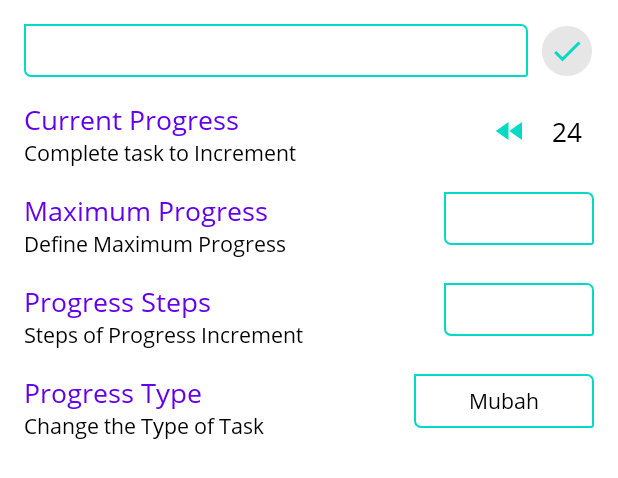
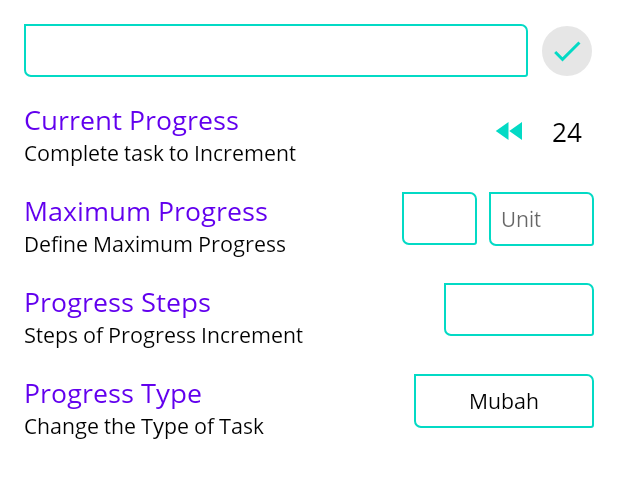
Before and after one commit to fcat97/Mohaasaba, an Android app: the layout fragment_edit_task.xml on its own in the app's theme, with its tools: preview values and no code run, on a phone screen of 412 x 824 dp. Shown: the top 478 px of the screen. Run offline under Robolectric (Android 15) with nearby library versions, the phone set to English and light mode, and no system bars.

Commit message:
Bug Fixed

```diff
--- a/app/build.gradle
+++ b/app/build.gradle
@@ -14,7 +14,7 @@ android {
         versionName '0.3.52'
 
         testInstrumentationRunner "androidx.test.runner.AndroidJUnitRunner"
-        versionNameSuffix '_750146b_beta'
+        versionNameSuffix '_ed95eed_beta'
     }
 
     buildTypes {
--- a/app/src/main/java/com/example/mohaasaba/activities/MainActivity.java
+++ b/app/src/main/java/com/example/mohaasaba/activities/MainActivity.java
@@ -154,6 +154,7 @@ public class MainActivity extends AppCompatActivity implements FragmentMainActiv
      * */
     private void removeAttachments(Schedule schedule) throws ExecutionException, InterruptedException {
         if (schedule.getNoteID() != null) mScheduleViewModel.deleteNote(schedule.getNoteID());
+        scheduleNotifications();
     }
 
     public void openAddScheduleActivity(View view) {
--- a/app/src/main/java/com/example/mohaasaba/database/Task.java
+++ b/app/src/main/java/com/example/mohaasaba/database/Task.java
@@ -26,13 +26,14 @@ public class Task implements Parcelable, Serializable {
     public float currentProgress;
     public float step;
     public int priority;
-
+    public String unit;
 
     // Public Constructor
     public Task(String text) {
         this.text = text;
         this.maxProgress = 1.0f;
         this.currentProgress = 0f;
+        this.unit = "";
         this.step = 1.0f;
         this.priority = 1;
         this.commitDate = Calendar.getInstance().getTimeInMillis();
--- a/app/src/main/java/com/example/mohaasaba/fragment/FragmentEditReminder.java
+++ b/app/src/main/java/com/example/mohaasaba/fragment/FragmentEditReminder.java
@@ -52,7 +52,7 @@ public class FragmentEditReminder extends BottomSheetDialogFragment {
     public void onViewCreated(@NonNull View view, @Nullable Bundle savedInstanceState) {
         super.onViewCreated(view, savedInstanceState);
 
-        reminderTitleEditText.setText(notify.message);
+        if (! notify.message.trim().isEmpty()) reminderTitleEditText.setText(notify.message);
         reminderHourEditText.setText(String.valueOf(notify.notificationHour));
         reminderMinuteEditText.setText(String.valueOf(notify.notificationMinute));
 
@@ -72,6 +72,7 @@ public class FragmentEditReminder extends BottomSheetDialogFragment {
                 if (notify.notificationHour < 0) notify.notificationHour = 0;
                 if (notify.notificationMinute >= 60) notify.notificationMinute = 59;
                 if (notify.notificationMinute < 0) notify.notificationMinute = 0;
+                if (notify.repeatMinute > 0 && notify.repeatMinute < 15) notify.repeatMinute = 15;
 
                 listeners.onConfirm();
                 dismiss();
--- a/app/src/main/res/layout/fragment_edit_task.xml
+++ b/app/src/main/res/layout/fragment_edit_task.xml
@@ -102,11 +102,24 @@
 
     <EditText
         android:id="@+id/maxProgress_EditText_FragmentTaskEditor"
-        android:layout_width="100dp"
+        android:layout_width="50dp"
         android:layout_height="wrap_content"
         android:textAppearance="@style/textRegular"
-        android:inputType="numberSigned"
+        android:inputType="numberDecimal"
         style="@style/AppTheme.EditText"
+        android:layout_marginEnd="@dimen/dimen_small"
+
+        android:layout_alignTop="@id/textView3_FragmentTaskEditor"
+        android:layout_toStartOf="@id/progressUnit_EditText_FragmentTaskEditor"/>
+
+    <EditText
+        android:id="@+id/progressUnit_EditText_FragmentTaskEditor"
+        android:layout_width="70dp"
+        android:layout_height="wrap_content"
+        android:textAppearance="@style/textRegular"
+        android:inputType="text"
+        style="@style/AppTheme.EditText"
+        android:hint="@string/unit"
 
         android:layout_alignTop="@id/textView3_FragmentTaskEditor"
         android:layout_alignParentEnd="true"/>
@@ -140,7 +153,7 @@
         android:layout_width="100dp"
         android:layout_height="wrap_content"
         android:textAppearance="@style/textRegular"
-        android:inputType="numberSigned"
+        android:inputType="numberDecimal"
         style="@style/AppTheme.EditText"
 
         android:layout_alignTop="@id/textView5_FragmentTaskEditor"
--- a/app/src/main/res/values/strings.xml
+++ b/app/src/main/res/values/strings.xml
@@ -78,4 +78,5 @@
     <string name="feature_not_available">Feature Not Available</string>
     <string name="expand_history">expand history</string>
     <string name="debug_text">Debug</string>
+    <string name="unit">Unit</string>
 </resources>
```
Also changed, not shown: app/src/main/java/com/example/mohaasaba/database/AppDatabase.java (+5 -6 lines), app/src/main/java/com/example/mohaasaba/database/Schedule.java (+10 -0 lines), app/src/main/java/com/example/mohaasaba/fragment/FragmentTaskEditor.java (+8 -2 lines), 2 other files.
